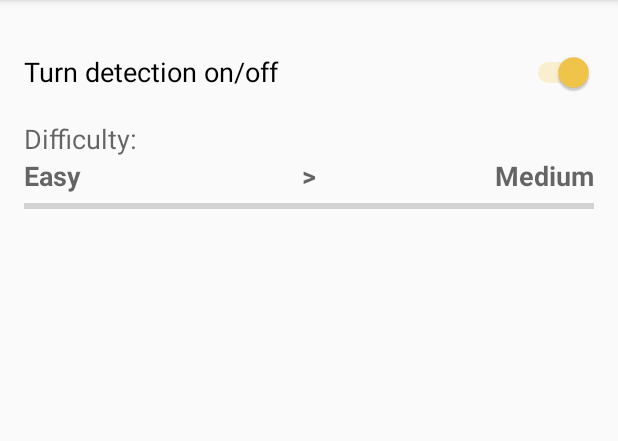
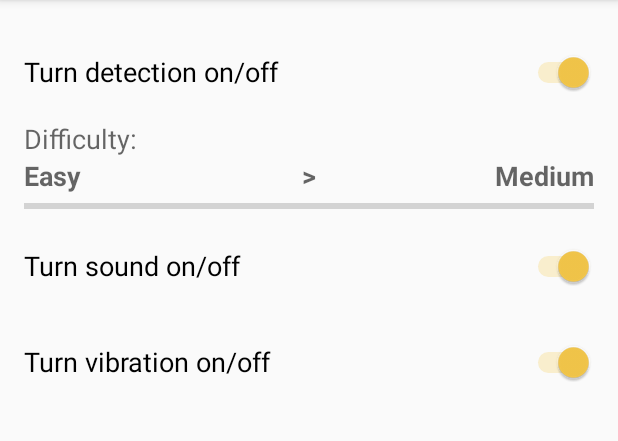
Before and after one commit to snigavig/clevelevator, an Android app: the screen it shows after launch (MainActivity), on a phone screen of 412 x 824 dp, the part 84-525 px from its top. Run offline under Robolectric (Android 15) with nearby library versions, the phone set to English and light mode, and no system bars.

Commit message:
bugfixes + widget + notifications improvements

```diff
--- a/app/build.gradle
+++ b/app/build.gradle
@@ -10,6 +10,7 @@ android {
         versionCode 1
         versionName "1.0"
         testInstrumentationRunner "android.support.test.runner.AndroidJUnitRunner"
+        vectorDrawables.useSupportLibrary = true
     }
     buildTypes {
         release {
--- /dev/null
+++ b/app/src/main/java/com/goodcodeforfun/clevelevator/DetectionAppWidget.java
@@ -0,0 +1,73 @@
+package com.goodcodeforfun.clevelevator;
+
+import android.app.PendingIntent;
+import android.appwidget.AppWidgetManager;
+import android.appwidget.AppWidgetProvider;
+import android.content.ComponentName;
+import android.content.Context;
+import android.content.Intent;
+import android.widget.RemoteViews;
+
+import static com.goodcodeforfun.clevelevator.DetectionAppWidgetStateReceiver.SET_IS_DETECTION_OFF_ACTION;
+import static com.goodcodeforfun.clevelevator.DetectionAppWidgetStateReceiver.SET_IS_DETECTION_ON_ACTION;
+
+/**
+ * Implementation of App Widget functionality.
+ */
+public class DetectionAppWidget extends AppWidgetProvider {
+
+    private static final int DETECTION_STATE_REQUEST_CODE = 707;
+
+    public static void updateWidget(Context context) {
+        Intent intent = new Intent(context, DetectionAppWidget.class);
+        intent.setAction(AppWidgetManager.ACTION_APPWIDGET_UPDATE);
+        AppWidgetManager widgetManager = AppWidgetManager.getInstance(context);
+        int[] ids = widgetManager.getAppWidgetIds(new ComponentName(context, DetectionAppWidget.class));
+
+        widgetManager.notifyAppWidgetViewDataChanged(ids, android.R.id.list);
+
+        intent.putExtra(AppWidgetManager.EXTRA_APPWIDGET_IDS, ids);
+        context.sendBroadcast(intent);
+    }
+
+    static void updateAppWidget(Context context, AppWidgetManager appWidgetManager,
+                                int appWidgetId) {
+
+        int iconDetectionOn = R.drawable.ic_check_box_24dp;
+        int iconDetectionOff = R.drawable.ic_check_box_out_24dp;
+
+        CharSequence widgetText = context.getString(R.string.appwidget_text);
+        RemoteViews views = new RemoteViews(context.getPackageName(), R.layout.detection_app_widget);
+        views.setTextViewText(R.id.appwidget_text, widgetText);
+        Intent detectionIntent;
+        if (SharedPreferencesUtils.getInstance(context.getApplicationContext()).isDetectionOn()) {
+            views.setImageViewResource(R.id.detectionImageButton, iconDetectionOn);
+            detectionIntent = new Intent(SET_IS_DETECTION_OFF_ACTION);
+        } else {
+            views.setImageViewResource(R.id.detectionImageButton, iconDetectionOff);
+            detectionIntent = new Intent(SET_IS_DETECTION_ON_ACTION);
+        }
+
+        PendingIntent detectionPendingIntent = PendingIntent.getBroadcast(context.getApplicationContext(), DETECTION_STATE_REQUEST_CODE, detectionIntent, PendingIntent.FLAG_UPDATE_CURRENT);
+        views.setOnClickPendingIntent(R.id.detectionImageButton, detectionPendingIntent);
+
+        appWidgetManager.updateAppWidget(appWidgetId, views);
+    }
+
+    @Override
+    public void onUpdate(Context context, AppWidgetManager appWidgetManager, int[] appWidgetIds) {
+        for (int appWidgetId : appWidgetIds) {
+            updateAppWidget(context, appWidgetManager, appWidgetId);
+        }
+    }
+
+    @Override
+    public void onEnabled(Context context) {
+        // Enter relevant functionality for when the first widget is created
+    }
+
+    @Override
+    public void onDisabled(Context context) {
+        // Enter relevant functionality for when the last widget is disabled
+    }
+}
--- a/app/src/main/java/com/goodcodeforfun/clevelevator/MainActivity.java
+++ b/app/src/main/java/com/goodcodeforfun/clevelevator/MainActivity.java
@@ -1,5 +1,6 @@
 package com.goodcodeforfun.clevelevator;
 
+import android.content.Intent;
 import android.content.SharedPreferences;
 import android.os.Bundle;
 import android.preference.PreferenceManager;
@@ -29,6 +30,7 @@ import static com.goodcodeforfun.clevelevator.GameLogicService.LEVEL_EASY_CORREC
 import static com.goodcodeforfun.clevelevator.GameLogicService.LEVEL_HARDER_CORRECT_ANSWER_COUNT;
 import static com.goodcodeforfun.clevelevator.GameLogicService.LEVEL_HARD_CORRECT_ANSWER_COUNT;
 import static com.goodcodeforfun.clevelevator.GameLogicService.LEVEL_MEDIUM_CORRECT_ANSWER_COUNT;
+import static com.goodcodeforfun.clevelevator.NotificationService.ACTION_SHOW_EQUATION;
 import static com.goodcodeforfun.clevelevator.SharedPreferencesUtils.COMPLETED_TASK_COUNT;
 import static com.goodcodeforfun.clevelevator.SharedPreferencesUtils.DIFFICULTY;
 
@@ -43,6 +45,8 @@ public class MainActivity extends AppCompatActivity implements SharedPreferences
     private ProgressBar levelProgress;
     private Spinner difficultySpinner;
     private Switch detectionSwitch;
+    private Switch soundSwitch;
+    private Switch vibrationSwitch;
     private LinearLayout currentDifficultyContainer;
     private LinearLayout currentDifficultyNoProgressContainer;
     private LinearLayout forceDifficultyContainer;
@@ -57,6 +61,8 @@ public class MainActivity extends AppCompatActivity implements SharedPreferences
         levelProgress = (ProgressBar) findViewById(R.id.levelProgressBar);
         difficultySpinner = (Spinner) findViewById(R.id.forceDifficultySpinner);
         detectionSwitch = (Switch) findViewById(R.id.detectionSwitch);
+        soundSwitch = (Switch) findViewById(R.id.soundSwitch);
+        vibrationSwitch = (Switch) findViewById(R.id.vibrationSwitch);
         currentDifficultyContainer = (LinearLayout) findViewById(R.id.currentDifficultyContainer);
         currentDifficultyNoProgressContainer = (LinearLayout) findViewById(R.id.currentDifficultyNoProgressContainer);
         forceDifficultyContainer = (LinearLayout) findViewById(R.id.forceDifficultyContainer);
@@ -65,6 +71,9 @@ public class MainActivity extends AppCompatActivity implements SharedPreferences
         if (mSharedPreferencesUtils.isDetectionOn()) {
             MotionDetectionService.startMotionDetection(this);
         }
+        Intent intent = new Intent(this, NotificationService.class);
+        intent.setAction(ACTION_SHOW_EQUATION);
+        startService(intent);
     }
 
     private void setDifficultySpinner() {
@@ -219,6 +228,9 @@ public class MainActivity extends AppCompatActivity implements SharedPreferences
         if (!isSpinnerClick) {
             setDifficultySpinner();
         }
+
+        DetectionAppWidget.updateWidget(MainActivity.this);
+
         detectionSwitch.setChecked(mSharedPreferencesUtils.isDetectionOn());
         detectionSwitch.setOnCheckedChangeListener(new CompoundButton.OnCheckedChangeListener() {
             @Override
@@ -229,6 +241,23 @@ public class MainActivity extends AppCompatActivity implements SharedPreferences
                 } else {
                     MotionDetectionService.stopMotionDetection(MainActivity.this);
                 }
+                DetectionAppWidget.updateWidget(MainActivity.this);
+            }
+        });
+
+        soundSwitch.setChecked(mSharedPreferencesUtils.isSoundOn());
+        soundSwitch.setOnCheckedChangeListener(new CompoundButton.OnCheckedChangeListener() {
+            @Override
+            public void onCheckedChanged(CompoundButton buttonView, boolean isChecked) {
+                mSharedPreferencesUtils.setIsSoundOn(isChecked);
+            }
+        });
+
+        vibrationSwitch.setChecked(mSharedPreferencesUtils.isVibrationOn());
+        vibrationSwitch.setOnCheckedChangeListener(new CompoundButton.OnCheckedChangeListener() {
+            @Override
+            public void onCheckedChanged(CompoundButton buttonView, boolean isChecked) {
+                mSharedPreferencesUtils.setIsVibrationOn(isChecked);
             }
         });
 
--- a/app/src/main/java/com/goodcodeforfun/clevelevator/MotionDetectedReceiver.java
+++ b/app/src/main/java/com/goodcodeforfun/clevelevator/MotionDetectedReceiver.java
@@ -31,6 +31,7 @@ public class MotionDetectedReceiver extends BroadcastReceiver {
                     break;
             }
         }
+
     }
 
 }
--- a/app/src/main/java/com/goodcodeforfun/clevelevator/SharedPreferencesUtils.java
+++ b/app/src/main/java/com/goodcodeforfun/clevelevator/SharedPreferencesUtils.java
@@ -23,6 +23,8 @@ public class SharedPreferencesUtils {
     private static final String FORCED_DIFFICULTY = "FORCED_DIFFICULTY_KEY";
     private static final String IS_SHOWING_TASK = "IS_SHOWING_TASK_KEY";
     private static final String IS_DETECTION_ON = "IS_DETECTION_ON_KEY";
+    private static final String IS_SOUND_ON = "IS_SOUND_ON_KEY";
+    private static final String IS_VIBRATION_ON = "IS_VIBRATION_ON_KEY";
 
     private static SharedPreferencesUtils mInstance;
     private final SharedPreferences mSharedPreferences;
@@ -144,4 +146,24 @@ public class SharedPreferencesUtils {
         editor.putBoolean(IS_DETECTION_ON, value);
         editor.apply();
     }
+
+    public synchronized boolean isSoundOn() {
+        return mSharedPreferences.getBoolean(IS_SOUND_ON, true);
+    }
+
+    public synchronized void setIsSoundOn(boolean value) {
+        SharedPreferences.Editor editor = mSharedPreferences.edit();
+        editor.putBoolean(IS_SOUND_ON, value);
+        editor.apply();
+    }
+
+    public synchronized boolean isVibrationOn() {
+        return mSharedPreferences.getBoolean(IS_VIBRATION_ON, true);
+    }
+
+    public synchronized void setIsVibrationOn(boolean value) {
+        SharedPreferences.Editor editor = mSharedPreferences.edit();
+        editor.putBoolean(IS_VIBRATION_ON, value);
+        editor.apply();
+    }
 }
--- /dev/null
+++ b/app/src/main/res/drawable/ic_check_box_24dp.xml
@@ -0,0 +1,9 @@
+<vector xmlns:android="http://schemas.android.com/apk/res/android"
+    android:width="24dp"
+    android:height="24dp"
+    android:viewportHeight="24.0"
+    android:viewportWidth="24.0">
+    <path
+        android:fillColor="@color/colorPrimaryText"
+        android:pathData="M19,3L5,3c-1.11,0 -2,0.9 -2,2v14c0,1.1 0.89,2 2,2h14c1.11,0 2,-0.9 2,-2L21,5c0,-1.1 -0.89,-2 -2,-2zM10,17l-5,-5 1.41,-1.41L10,14.17l7.59,-7.59L19,8l-9,9z" />
+</vector>
--- /dev/null
+++ b/app/src/main/res/drawable/ic_check_box_out_24dp.xml
@@ -0,0 +1,9 @@
+<vector xmlns:android="http://schemas.android.com/apk/res/android"
+    android:width="24dp"
+    android:height="24dp"
+    android:viewportHeight="24.0"
+    android:viewportWidth="24.0">
+    <path
+        android:fillColor="@color/colorPrimaryText"
+        android:pathData="M19,5v14H5V5h14m0,-2H5c-1.1,0 -2,0.9 -2,2v14c0,1.1 0.9,2 2,2h14c1.1,0 2,-0.9 2,-2V5c0,-1.1 -0.9,-2 -2,-2z" />
+</vector>
--- a/app/src/main/res/layout/activity_main.xml
+++ b/app/src/main/res/layout/activity_main.xml
@@ -25,7 +25,8 @@
         android:layout_height="wrap_content"
         android:gravity="center_vertical"
         android:minHeight="?android:attr/listPreferredItemHeight"
-        android:orientation="horizontal">
+        android:orientation="horizontal"
+        android:visibility="gone">
 
         <TextView
             android:layout_width="0dp"
@@ -120,4 +121,20 @@
 
     </LinearLayout>
 
+    <Switch
+        android:id="@+id/soundSwitch"
+        android:layout_width="match_parent"
+        android:layout_height="wrap_content"
+        android:minHeight="?android:attr/listPreferredItemHeight"
+        android:text="@string/sound_switch"
+        android:textAppearance="@style/TextAppearance.AppCompat.Medium" />
+
+    <Switch
+        android:id="@+id/vibrationSwitch"
+        android:layout_width="match_parent"
+        android:layout_height="wrap_content"
+        android:minHeight="?android:attr/listPreferredItemHeight"
+        android:text="@string/vibration_switch"
+        android:textAppearance="@style/TextAppearance.AppCompat.Medium" />
+
 </LinearLayout>
--- a/app/src/main/res/values/dimens.xml
+++ b/app/src/main/res/values/dimens.xml
@@ -2,4 +2,5 @@
     <!-- Default screen margins, per the Android Design guidelines. -->
     <dimen name="activity_horizontal_margin">16dp</dimen>
     <dimen name="activity_vertical_margin">16dp</dimen>
+    <dimen name="widget_margin">8dp</dimen>
 </resources>
--- a/app/src/main/res/values/strings.xml
+++ b/app/src/main/res/values/strings.xml
@@ -3,6 +3,8 @@
     <string name="app_description_short">Clevelevator - do more when you can</string>
     <string name="difficulty_label">Difficulty:</string>
     <string name="detection_switch">Turn detection on/off</string>
+    <string name="vibration_switch">Turn vibration on/off</string>
+    <string name="sound_switch">Turn sound on/off</string>
     <string name="difficulty_easy">Easy</string>
     <string name="difficulty_medium">Medium</string>
     <string name="difficulty_hard">Hard</string>
@@ -29,4 +31,7 @@
     <string name="level_direction_end" translatable="false"><![CDATA[>]]> <![CDATA[>]]> <![CDATA[>]]></string>
     <string name="force_difficulty_label">Force difficulty</string>
     <string name="no_progress_for_difficulty_label">No more progress on this difficulty</string>
+    <string name="notification_text">You\'ve got a task!</string>
+    <string name="appwidget_text">Elevator detection</string>
+    <string name="add_widget">Add widget</string>
 </resources>
```
Also changed, not shown: app/src/main/AndroidManifest.xml (+20 -1 lines), app/src/main/java/com/goodcodeforfun/clevelevator/DetectionAppWidgetStateReceiver.java (added, +21 -0 lines), app/src/main/java/com/goodcodeforfun/clevelevator/NotificationService.java (+23 -3 lines), app/src/main/res/drawable/app_widget_background.xml (added, +20 -0 lines), app/src/main/res/drawable/ic_plus_one_24dp.xml (added, +9 -0 lines), app/src/main/res/layout/detection_app_widget.xml (added, +31 -0 lines), app/src/main/res/values-v14/dimens.xml (added, +10 -0 lines), app/src/main/res/xml/detection_app_widget_info.xml (added, +9 -0 lines).
